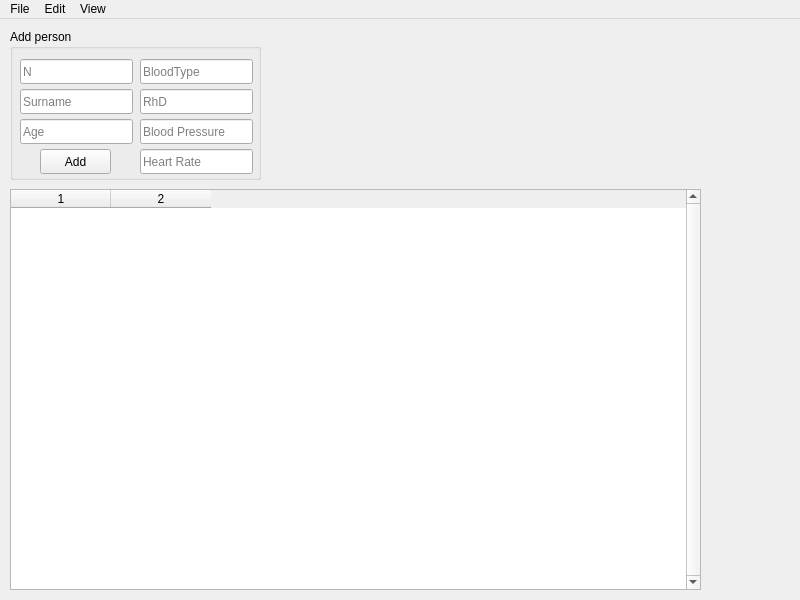
Old version of the form OOP/cw/mainwindow.ui in the repository geekylthyosaur/lpnu.
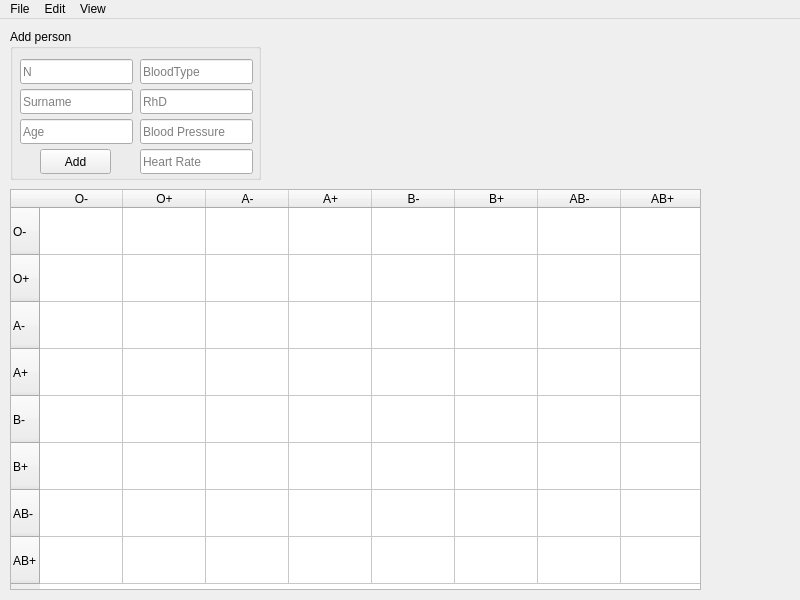
New version of the form.

```diff
--- a/OOP/cw/mainwindow.ui
+++ b/OOP/cw/mainwindow.ui
@@ -220,6 +220,123 @@
     <column/>
     <column/>
    </widget>
+   <widget class="QTableWidget" name="tableDonorsAndRecipients">
+    <property name="geometry">
+     <rect>
+      <x>10</x>
+      <y>170</y>
+      <width>691</width>
+      <height>401</height>
+     </rect>
+    </property>
+    <property name="verticalScrollBarPolicy">
+     <enum>Qt::ScrollBarAlwaysOff</enum>
+    </property>
+    <property name="horizontalScrollBarPolicy">
+     <enum>Qt::ScrollBarAlwaysOff</enum>
+    </property>
+    <property name="editTriggers">
+     <set>QAbstractItemView::NoEditTriggers</set>
+    </property>
+    <property name="textElideMode">
+     <enum>Qt::ElideRight</enum>
+    </property>
+    <property name="verticalScrollMode">
+     <enum>QAbstractItemView::ScrollPerPixel</enum>
+    </property>
+    <property name="horizontalScrollMode">
+     <enum>QAbstractItemView::ScrollPerPixel</enum>
+    </property>
+    <attribute name="horizontalHeaderDefaultSectionSize">
+     <number>83</number>
+    </attribute>
+    <attribute name="verticalHeaderVisible">
+     <bool>true</bool>
+    </attribute>
+    <attribute name="verticalHeaderDefaultSectionSize">
+     <number>47</number>
+    </attribute>
+    <row>
+     <property name="text">
+      <string>O-</string>
+     </property>
+    </row>
+    <row>
+     <property name="text">
+      <string>O+</string>
+     </property>
+    </row>
+    <row>
+     <property name="text">
+      <string>A-</string>
+     </property>
+    </row>
+    <row>
+     <property name="text">
+      <string>A+</string>
+     </property>
+    </row>
+    <row>
+     <property name="text">
+      <string>B-</string>
+     </property>
+    </row>
+    <row>
+     <property name="text">
+      <string>B+</string>
+     </property>
+    </row>
+    <row>
+     <property name="text">
+      <string>AB-</string>
+     </property>
+    </row>
+    <row>
+     <property name="text">
+      <string>AB+</string>
+     </property>
+    </row>
+    <column>
+     <property name="text">
+      <string>O-</string>
+     </property>
+    </column>
+    <column>
+     <property name="text">
+      <string>O+</string>
+     </property>
+    </column>
+    <column>
+     <property name="text">
+      <string>A-</string>
+     </property>
+    </column>
+    <column>
+     <property name="text">
+      <string>A+</string>
+     </property>
+    </column>
+    <column>
+     <property name="text">
+      <string>B-</string>
+     </property>
+    </column>
+    <column>
+     <property name="text">
+      <string>B+</string>
+     </property>
+    </column>
+    <column>
+     <property name="text">
+      <string>AB-</string>
+     </property>
+    </column>
+    <column>
+     <property name="text">
+      <string>AB+</string>
+     </property>
+    </column>
+   </widget>
   </widget>
   <widget class="QMenuBar" name="menubar">
    <property name="geometry">
```
